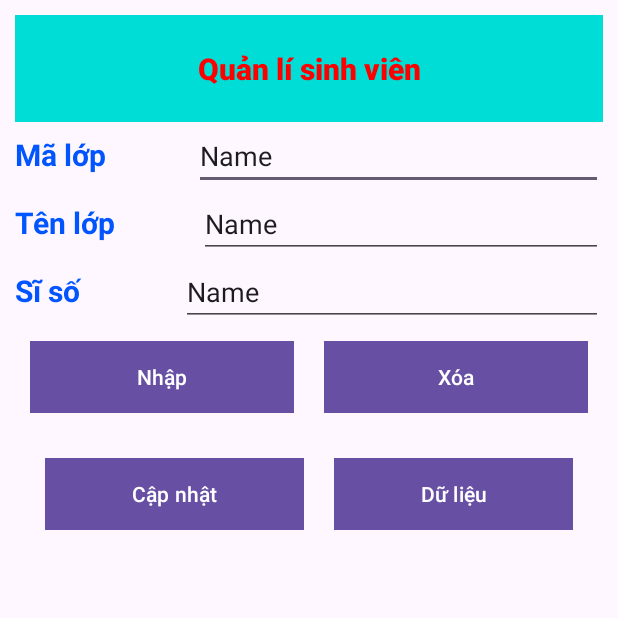
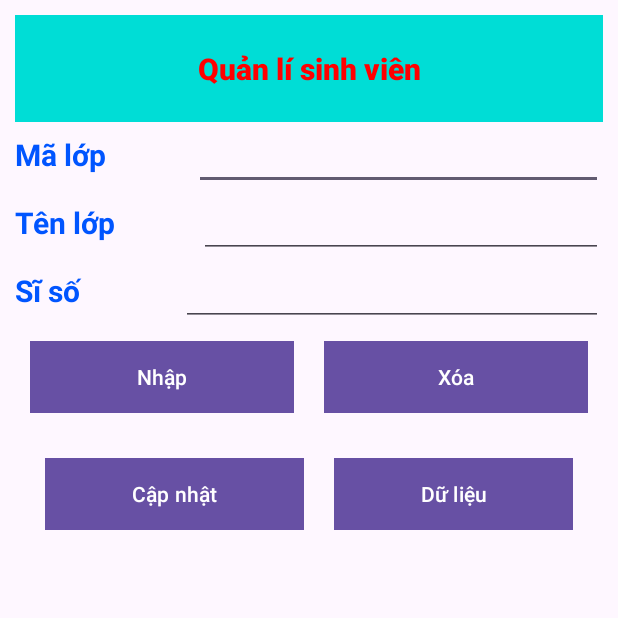
Before and after one commit to DungNBhehe/BTTH04, an Android app: the screen it shows after launch (MainActivity), on a phone screen of 412 x 824 dp, the top half of it. Run offline under Robolectric (Android 15) with nearby library versions, the phone set to English and light mode, and no system bars.

Commit message:
gần xong

```diff
--- a/app/src/main/res/layout/activity_main.xml
+++ b/app/src/main/res/layout/activity_main.xml
@@ -44,7 +44,7 @@
             android:layout_weight="1"
             android:ems="10"
             android:inputType="text"
-            android:text="Name" />
+            android:text="" />
 
     </LinearLayout>
 
@@ -70,7 +70,7 @@
             android:layout_weight="1"
             android:ems="10"
             android:inputType="text"
-            android:text="Name" />
+            android:text="" />
 
     </LinearLayout>
 
@@ -96,7 +96,7 @@
             android:layout_weight="1"
             android:ems="10"
             android:inputType="text"
-            android:text="Name" />
+            android:text="" />
 
     </LinearLayout>
 
```
